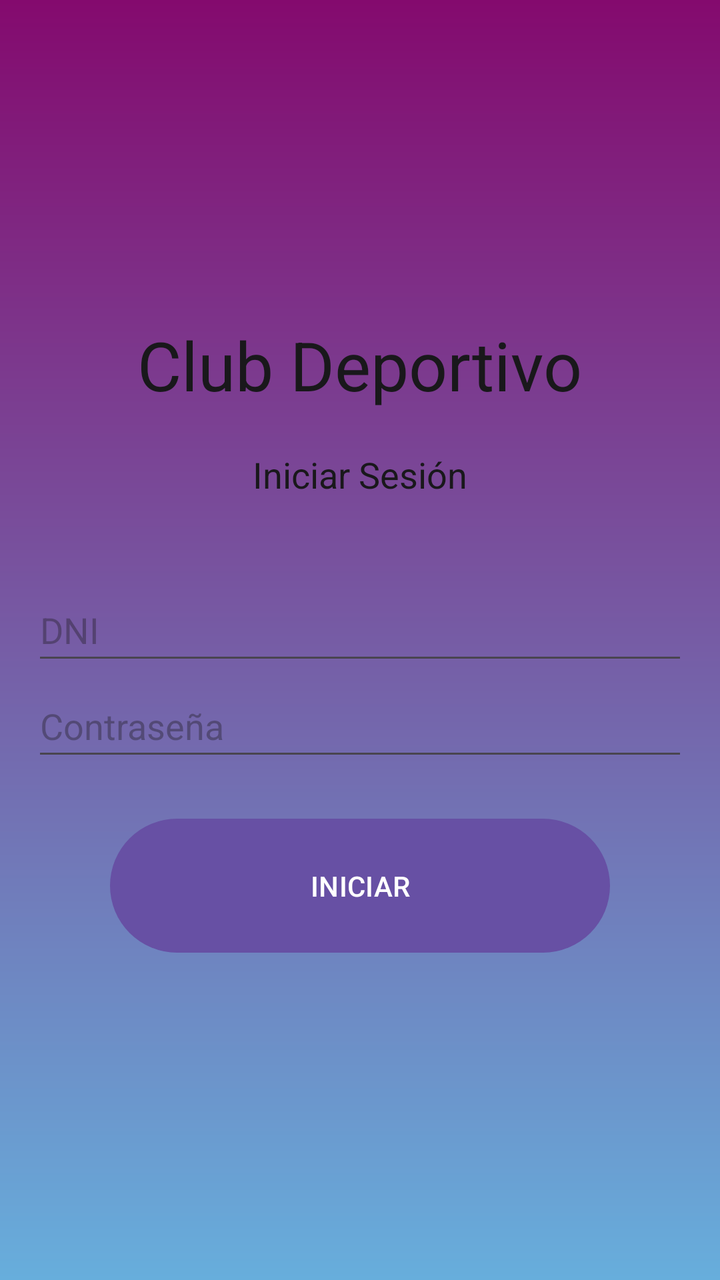
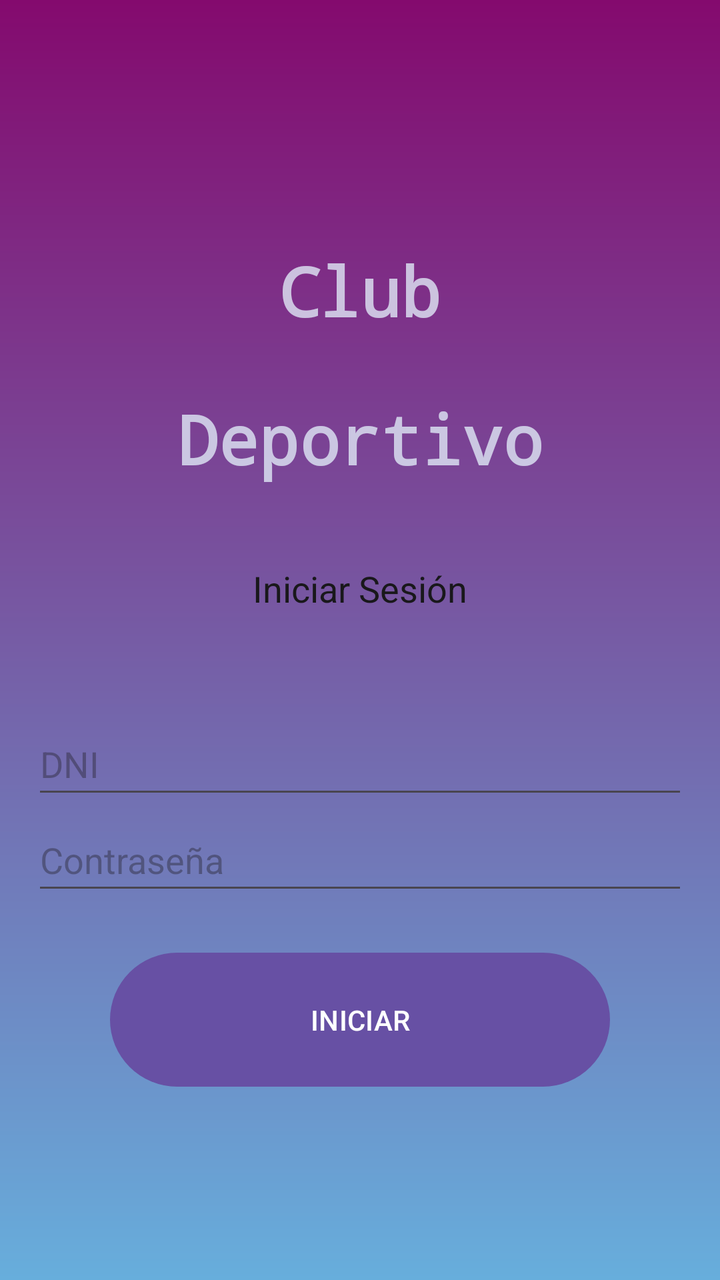

Before-and-after screenshots of an Android layout around one commit, followed by the original layout XML and the change that was made.
<!-- AndroidManifest.xml: application theme Theme.ClubDeportivo -->
<!-- res/layout/activity_login.xml -->
<?xml version="1.0" encoding="utf-8"?>
<LinearLayout xmlns:android="http://schemas.android.com/apk/res/android"
    android:layout_width="match_parent"
    android:layout_height="match_parent"
    android:orientation="vertical"
    android:background="@drawable/gradient_background"
    android:gravity="center"
    android:padding="16dp">

    <TextView
        android:layout_width="wrap_content"
        android:layout_height="wrap_content"
        android:textColor="#19181B"
        android:text="Club Deportivo" android:textSize="34sp"
        android:layout_marginBottom="20dp"/>

    <TextView
        android:textColor="#19181B"
        android:layout_width="wrap_content"
        android:layout_height="wrap_content"
        android:text="Iniciar Sesión" android:textSize="18sp"
        android:layout_marginBottom="40dp"
        />

    <EditText
        android:id="@+id/editTextDNI"
        android:layout_width="match_parent"
        android:layout_height="48dp"
        android:hint="DNI" android:inputType="number" />

    <EditText
        android:id="@+id/editTextPassword"
        android:layout_width="match_parent"
        android:layout_height="48dp"
        android:layout_marginBottom="20dp"
        android:hint="Contraseña" android:inputType="textPassword" />

    <Button
        android:id="@+id/btnLogin"
        android:layout_width="250dp"
        android:layout_height="75dp"
        android:text="INICIAR" />
</LinearLayout>
<!-- resources referenced by this layout -->
<resources>
  <!-- drawable gradient_background (drawable) -->
  <?xml version="1.0" encoding="utf-8"?>
  <layer-list xmlns:android="http://schemas.android.com/apk/res/android">
      <item>
          
          <shape>
              <gradient
                  android:angle="90"
                  android:startColor="#67AEDC"
                  android:centerColor="#765CA5"
                  android:endColor="#840A6E"
                  android:type="linear" />
          </shape>
      </item>
  </layer-list>
  <style name="Theme.ClubDeportivo" parent="Base.Theme.ClubDeportivo" />
  <style name="Base.Theme.ClubDeportivo" parent="Theme.Material3.DayNight.NoActionBar">
          
          
      </style>
</resources>

<!-- the commit's change to res/layout/activity_login.xml (unified diff, before → after) -->
@@ -2,42 +2,51 @@
 <LinearLayout xmlns:android="http://schemas.android.com/apk/res/android"
     android:layout_width="match_parent"
     android:layout_height="match_parent"
-    android:orientation="vertical"
     android:background="@drawable/gradient_background"
     android:gravity="center"
+    android:orientation="vertical"
     android:padding="16dp">
+
+    <TextView
+        android:layout_width="match_parent"
+        android:layout_height="wrap_content"
+        android:fontFamily="monospace"
+        android:lineSpacingExtra="34sp"
+        android:padding="30dp"
+        android:text="Club Deportivo"
+        android:textAlignment="center"
+        android:textColor="#C4E4EFFA"
+        android:textSize="34sp"
+        android:textStyle="bold" />
 
     <TextView
         android:layout_width="wrap_content"
         android:layout_height="wrap_content"
+        android:layout_marginBottom="40dp"
+        android:padding="10dp"
+        android:text="Iniciar Sesión"
         android:textColor="#19181B"
-        android:text="Club Deportivo" android:textSize="34sp"
-        android:layout_marginBottom="20dp"/>
-
-    <TextView
-        android:textColor="#19181B"
-        android:layout_width="wrap_content"
-        android:layout_height="wrap_content"
-        android:text="Iniciar Sesión" android:textSize="18sp"
-        android:layout_marginBottom="40dp"
-        />
+        android:textSize="18sp" />
 
     <EditText
         android:id="@+id/editTextDNI"
         android:layout_width="match_parent"
         android:layout_height="48dp"
-        android:hint="DNI" android:inputType="number" />
+        android:hint="DNI"
+        android:inputType="number" />
 
     <EditText
         android:id="@+id/editTextPassword"
         android:layout_width="match_parent"
         android:layout_height="48dp"
         android:layout_marginBottom="20dp"
-        android:hint="Contraseña" android:inputType="textPassword" />
+        android:hint="Contraseña"
+        android:inputType="textPassword" />
 
     <Button
         android:id="@+id/btnLogin"
         android:layout_width="250dp"
         android:layout_height="75dp"
         android:text="INICIAR" />
+
 </LinearLayout>
